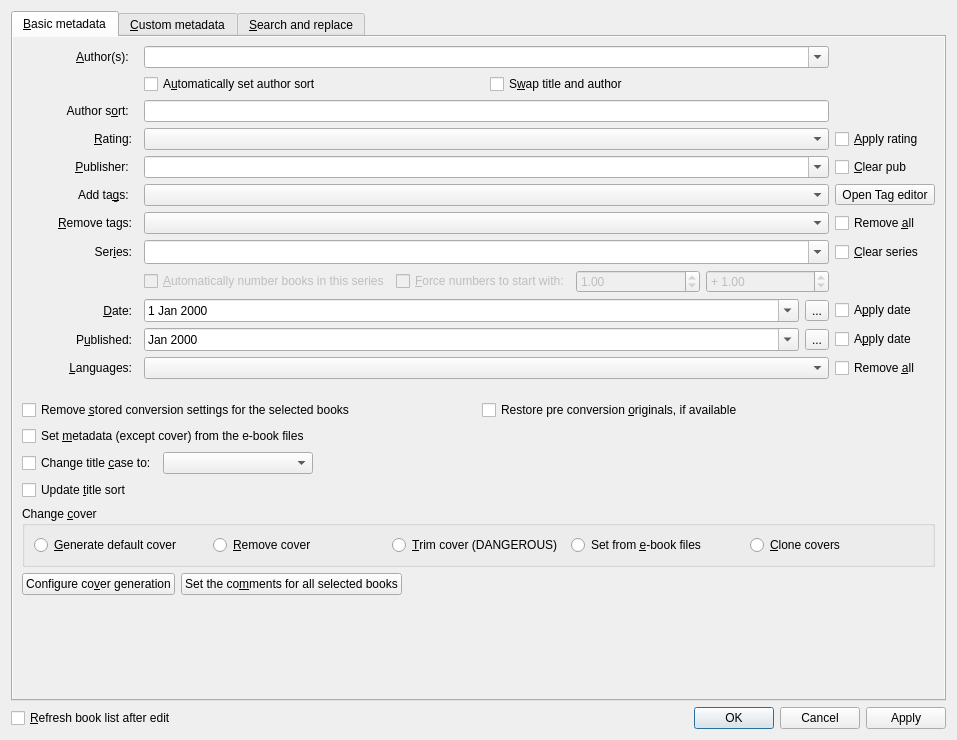
The window that src/calibre/gui2/dialogs/metadata_bulk.ui (debian-calibre/calibre) describes before a commit, drawn with Qt 5.
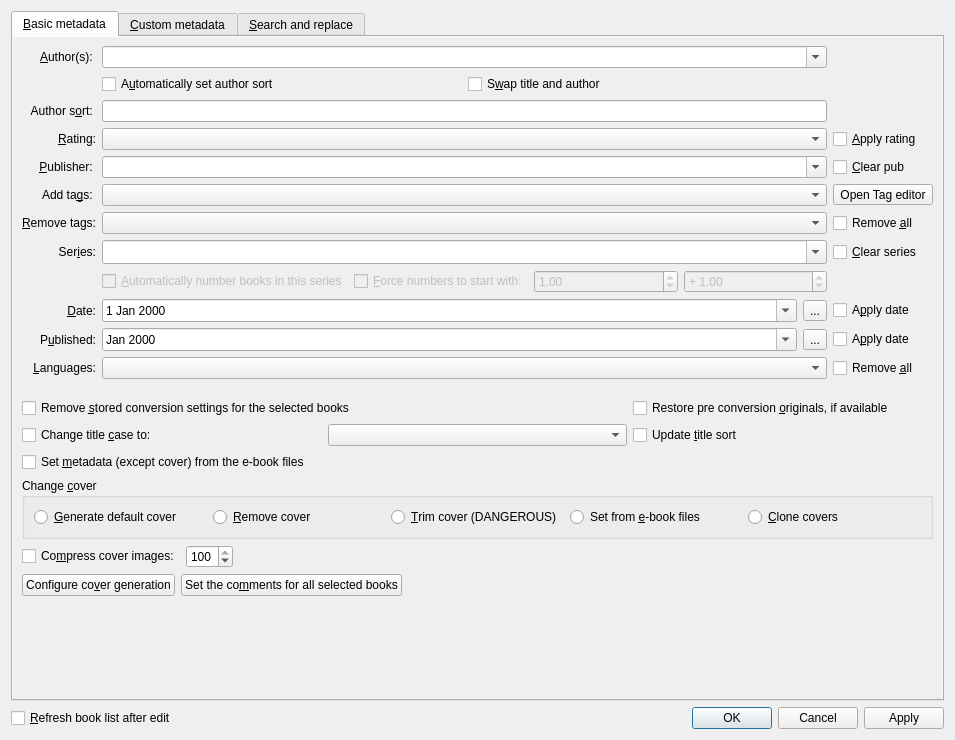
The same window after the commit. Icons and pictures are not drawn. Custom widgets are drawn as their Qt base class.

Diff of the .ui file:
```diff
--- a/src/calibre/gui2/dialogs/metadata_bulk.ui
+++ b/src/calibre/gui2/dialogs/metadata_bulk.ui
@@ -6,7 +6,7 @@
    <rect>
     <x>0</x>
     <y>0</y>
-    <width>957</width>
+    <width>955</width>
     <height>740</height>
    </rect>
   </property>
@@ -33,31 +33,39 @@
       <attribute name="title">
        <string>&amp;Basic metadata</string>
       </attribute>
-      <widget class="QWidget" name="tabWidgetPage1">
+      <widget class="QWidget" name="btab">
        <property name="geometry">
         <rect>
          <x>0</x>
          <y>0</y>
-         <width>935</width>
+         <width>933</width>
          <height>660</height>
         </rect>
        </property>
+       <layout class="QVBoxLayout" name="verticalLayout_4">
+        <item>
        <layout class="QGridLayout" name="gridLayout">
-        <item row="4" column="2">
-         <widget class="EditWithComplete" name="publisher">
+          <item row="0" column="0">
+           <widget class="QLabel" name="label_2">
+            <property name="text">
+             <string>&amp;Author(s): </string>
+            </property>
+            <property name="alignment">
+             <set>Qt::AlignRight|Qt::AlignTrailing|Qt::AlignVCenter</set>
+            </property>
+            <property name="buddy">
+             <cstring>authors</cstring>
+            </property>
+           </widget>
+          </item>
+          <item row="0" column="1">
+           <widget class="EditWithComplete" name="authors">
           <property name="editable">
            <bool>true</bool>
           </property>
          </widget>
         </item>
-        <item row="9" column="3">
-         <widget class="QCheckBox" name="apply_adddate">
-          <property name="text">
-           <string>A&amp;pply date</string>
-          </property>
-         </widget>
-        </item>
-        <item row="1" column="2">
+          <item row="1" column="1">
          <layout class="QHBoxLayout" name="horizontalLayout_2">
           <item>
            <widget class="QCheckBox" name="auto_author_sort">
@@ -81,121 +89,70 @@
           </item>
          </layout>
         </item>
-        <item row="16" column="0">
-         <widget class="QCheckBox" name="update_title_sort">
-          <property name="toolTip">
-           <string>Update title sort based on the current title. This will be applied only after other changes to title.</string>
-          </property>
+          <item row="2" column="0">
+           <widget class="QLabel" name="label_8">
           <property name="text">
-           <string>Update &amp;title sort</string>
-          </property>
-         </widget>
-        </item>
-        <item row="17" column="0" colspan="4">
-         <widget class="QGroupBox" name="groupBox">
-          <property name="title">
-           <string>Change &amp;cover</string>
-          </property>
-          <layout class="QHBoxLayout" name="horizontalLayout_9">
-           <item>
-            <widget class="QRadioButton" name="cover_generate">
-             <property name="text">
-              <string>&amp;Generate default cover</string>
+             <string>Author s&amp;ort: </string>
+            </property>
+            <property name="alignment">
+             <set>Qt::AlignRight|Qt::AlignTrailing|Qt::AlignVCenter</set>
+            </property>
+            <property name="buddy">
+             <cstring>author_sort</cstring>
              </property>
             </widget>
            </item>
-           <item>
-            <widget class="QRadioButton" name="cover_remove">
-             <property name="text">
-              <string>&amp;Remove cover</string>
-             </property>
-            </widget>
-           </item>
-           <item>
-            <widget class="QRadioButton" name="cover_trim">
+          <item row="2" column="1">
+           <widget class="EnLineEdit" name="author_sort">
              <property name="toolTip">
-              <string>Try to automatically detect and remove borders and extra space
- from the edges of cover images. This can sometimes remove too
- much, so use with care.</string>
-             </property>
-             <property name="text">
-              <string>&amp;Trim cover (DANGEROUS)</string>
-             </property>
-            </widget>
-           </item>
-           <item>
-            <widget class="QRadioButton" name="cover_from_fmt">
+             <string>Specify how the author(s) of this book should be sorted. For example Charles Dickens should be sorted as Dickens, Charles.</string>
+            </property>
+           </widget>
+          </item>
+          <item row="3" column="0">
+           <widget class="QLabel" name="label_6">
              <property name="text">
-              <string>Set from &amp;e-book files</string>
-             </property>
-            </widget>
-           </item>
-           <item>
-            <widget class="QRadioButton" name="cover_clone">
-             <property name="toolTip">
-              <string>Set the covers of all selected books to be the same
-as that of the first selected book.</string>
-             </property>
-             <property name="text">
-              <string>&amp;Clone covers</string>
+             <string>&amp;Rating:</string>
+            </property>
+            <property name="alignment">
+             <set>Qt::AlignRight|Qt::AlignTrailing|Qt::AlignVCenter</set>
+            </property>
+            <property name="buddy">
+             <cstring>rating</cstring>
              </property>
             </widget>
            </item>
-          </layout>
-         </widget>
-        </item>
-        <item row="15" column="0" colspan="4">
-         <layout class="QHBoxLayout" name="horizontalLayout_3">
-          <item>
-           <widget class="QCheckBox" name="change_title_to_title_case">
-            <property name="toolTip">
-             <string>Force the title to be in title case. If both this and swap authors are checked,
-title and author are swapped before the title case is set</string>
-            </property>
+          <item row="3" column="1">
+           <widget class="RatingEditor" name="rating"/>
+          </item>
+          <item row="3" column="2">
+           <widget class="QCheckBox" name="apply_rating">
             <property name="text">
-             <string>Change title &amp;case to:</string>
+             <string>&amp;Apply rating</string>
             </property>
            </widget>
           </item>
-          <item>
-           <widget class="QComboBox" name="casing_algorithm">
-            <property name="minimumSize">
-             <size>
-              <width>150</width>
-              <height>0</height>
-             </size>
-            </property>
-           </widget>
-          </item>
-          <item>
-           <spacer name="horizontalSpacer">
-            <property name="orientation">
-             <enum>Qt::Horizontal</enum>
-            </property>
-            <property name="sizeHint" stdset="0">
-             <size>
-              <width>40</width>
-              <height>20</height>
-             </size>
-            </property>
-           </spacer>
-          </item>
-         </layout>
-        </item>
-        <item row="9" column="0">
-         <widget class="QLabel" name="label_10">
+          <item row="4" column="0">
+           <widget class="QLabel" name="label_3">
           <property name="text">
-           <string>&amp;Date:</string>
+             <string>&amp;Publisher: </string>
           </property>
           <property name="alignment">
            <set>Qt::AlignRight|Qt::AlignTrailing|Qt::AlignVCenter</set>
           </property>
           <property name="buddy">
-           <cstring>adddate</cstring>
+             <cstring>publisher</cstring>
           </property>
          </widget>
         </item>
-        <item row="4" column="3">
+          <item row="4" column="1">
+           <widget class="EditWithComplete" name="publisher">
+            <property name="editable">
+             <bool>true</bool>
+            </property>
+           </widget>
+          </item>
+          <item row="4" column="2">
          <widget class="QCheckBox" name="clear_pub">
           <property name="toolTip">
            <string>If checked, the publisher will be cleared</string>
@@ -205,20 +162,125 @@
           </property>
          </widget>
         </item>
-        <item row="10" column="0">
-         <widget class="QLabel" name="label_9">
+          <item row="5" column="0">
+           <widget class="QLabel" name="label_4">
           <property name="text">
-           <string>P&amp;ublished:</string>
+             <string>Add ta&amp;gs: </string>
           </property>
           <property name="alignment">
            <set>Qt::AlignRight|Qt::AlignTrailing|Qt::AlignVCenter</set>
           </property>
           <property name="buddy">
-           <cstring>pubdate</cstring>
+             <cstring>tags</cstring>
           </property>
          </widget>
         </item>
-        <item row="8" column="2">
+          <item row="5" column="1">
+           <widget class="EditWithComplete" name="tags">
+            <property name="toolTip">
+             <string>Tags categorize the book. This is particularly useful while searching. &lt;br&gt;&lt;br&gt;They can be any words or phrases, separated by commas.</string>
+            </property>
+           </widget>
+          </item>
+          <item row="5" column="2">
+           <widget class="QToolButton" name="tag_editor_button">
+            <property name="toolTip">
+             <string>Open Tag editor</string>
+            </property>
+            <property name="text">
+             <string>Open Tag editor</string>
+            </property>
+            <property name="icon">
+             <iconset resource="../../../../resources/images.qrc">
+              <normaloff>:/images/chapters.png</normaloff>:/images/chapters.png</iconset>
+            </property>
+           </widget>
+          </item>
+          <item row="6" column="0">
+           <widget class="QLabel" name="label">
+            <property name="text">
+             <string>&amp;Remove tags:</string>
+            </property>
+            <property name="alignment">
+             <set>Qt::AlignRight|Qt::AlignTrailing|Qt::AlignVCenter</set>
+            </property>
+            <property name="buddy">
+             <cstring>remove_tags</cstring>
+            </property>
+           </widget>
+          </item>
+          <item row="6" column="1">
+           <widget class="EditWithComplete" name="remove_tags">
+            <property name="toolTip">
+             <string>Comma separated list of tags to remove from the books. </string>
+            </property>
+           </widget>
+          </item>
+          <item row="6" column="2">
+           <widget class="QCheckBox" name="remove_all_tags">
+            <property name="toolTip">
+             <string>Check this box to remove all tags from the books.</string>
+            </property>
+            <property name="text">
+             <string>Remove &amp;all</string>
+            </property>
+           </widget>
+          </item>
+          <item row="7" column="0">
+           <widget class="QLabel" name="label_7">
+            <property name="text">
+             <string>Ser&amp;ies:</string>
+            </property>
+            <property name="textFormat">
+             <enum>Qt::PlainText</enum>
+            </property>
+            <property name="alignment">
+             <set>Qt::AlignRight|Qt::AlignTrailing|Qt::AlignVCenter</set>
+            </property>
+            <property name="buddy">
+             <cstring>series</cstring>
+            </property>
+           </widget>
+          </item>
+          <item row="7" column="1">
+           <widget class="EditWithComplete" name="series">
+            <property name="sizePolicy">
+             <sizepolicy hsizetype="Preferred" vsizetype="Fixed">
+              <horstretch>0</horstretch>
+              <verstretch>0</verstretch>
+             </sizepolicy>
+            </property>
+            <property name="toolTip">
+             <string>List of known series. You can add new series.</string>
+            </property>
+            <property name="whatsThis">
+             <string>List of known series. You can add new series.</string>
+            </property>
+            <property name="editable">
+             <bool>true</bool>
+            </property>
+            <property name="insertPolicy">
+             <enum>QComboBox::InsertAlphabetically</enum>
+            </property>
+            <property name="sizeAdjustPolicy">
+             <enum>QComboBox::AdjustToMinimumContentsLengthWithIcon</enum>
+            </property>
+            <property name="minimumContentsLength">
+             <number>40</number>
+            </property>
+           </widget>
+          </item>
+          <item row="7" column="2">
+           <widget class="QCheckBox" name="clear_series">
+            <property name="toolTip">
+             <string>If checked, the series will be cleared</string>
+            </property>
+            <property name="text">
+             <string>&amp;Clear series</string>
+            </property>
+           </widget>
+          </item>
+          <item row="8" column="1">
          <layout class="QHBoxLayout" name="HLayout_3">
           <item>
            <widget class="QCheckBox" name="autonumber_series">
@@ -291,104 +353,65 @@
           </item>
          </layout>
         </item>
-        <item row="7" column="3">
-         <widget class="QCheckBox" name="clear_series">
-          <property name="toolTip">
-           <string>If checked, the series will be cleared</string>
-          </property>
+          <item row="9" column="0">
+           <widget class="QLabel" name="label_10">
           <property name="text">
-           <string>&amp;Clear series</string>
-          </property>
-         </widget>
-        </item>
-        <item row="18" column="0" colspan="4">
-         <layout class="QHBoxLayout" name="horizontalLayout">
-          <item>
-           <widget class="QPushButton" name="button_config_cover_gen">
-            <property name="toolTip">
-             <string>Control how the default generated covers are created</string>
+             <string>&amp;Date:</string>
+            </property>
+            <property name="alignment">
+             <set>Qt::AlignRight|Qt::AlignTrailing|Qt::AlignVCenter</set>
             </property>
-            <property name="text">
-             <string>Configure co&amp;ver generation</string>
+            <property name="buddy">
+             <cstring>adddate</cstring>
             </property>
            </widget>
           </item>
+          <item row="9" column="1">
+           <layout class="QHBoxLayout" name="horizontalLayout_5">
           <item>
-           <widget class="QPushButton" name="comments_button">
-            <property name="sizePolicy">
-             <sizepolicy hsizetype="Maximum" vsizetype="Fixed">
-              <horstretch>0</horstretch>
-              <verstretch>0</verstretch>
-             </sizepolicy>
-            </property>
-            <property name="text">
-             <string>Set the co&amp;mments for all selected books</string>
+             <widget class="DateTimeEdit" name="adddate">
+              <property name="displayFormat">
+               <string>d MMM yyyy</string>
+              </property>
+              <property name="calendarPopup">
+               <bool>true</bool>
             </property>
            </widget>
           </item>
           <item>
-           <spacer name="horizontalSpacer_5">
-            <property name="orientation">
-             <enum>Qt::Horizontal</enum>
-            </property>
-            <property name="sizeHint" stdset="0">
-             <size>
-              <width>40</width>
-              <height>20</height>
-             </size>
-            </property>
-           </spacer>
+             <widget class="QToolButton" name="clear_adddate_button">
+              <property name="text">
+               <string>...</string>
+              </property>
+              <property name="icon">
+               <iconset resource="../../../../resources/images.qrc">
+                <normaloff>:/images/trash.png</normaloff>:/images/trash.png</iconset>
+              </property>
+             </widget>
           </item>
          </layout>
         </item>
-        <item row="6" column="0">
-         <widget class="QLabel" name="label">
+          <item row="9" column="2">
+           <widget class="QCheckBox" name="apply_adddate">
           <property name="text">
-           <string>&amp;Remove tags:</string>
-          </property>
-          <property name="alignment">
-           <set>Qt::AlignRight|Qt::AlignTrailing|Qt::AlignVCenter</set>
-          </property>
-          <property name="buddy">
-           <cstring>remove_tags</cstring>
-          </property>
-         </widget>
-        </item>
-        <item row="11" column="3">
-         <widget class="QCheckBox" name="clear_languages">
+             <string>A&amp;pply date</string>
+            </property>
+           </widget>
+          </item>
+          <item row="10" column="0">
+           <widget class="QLabel" name="label_9">
           <property name="text">
-           <string>Remove &amp;all</string>
-          </property>
-         </widget>
-        </item>
-        <item row="5" column="0">
-         <widget class="QLabel" name="label_4">
-          <property name="text">
-           <string>Add ta&amp;gs: </string>
-          </property>
+             <string>P&amp;ublished:</string>
+            </property>
           <property name="alignment">
            <set>Qt::AlignRight|Qt::AlignTrailing|Qt::AlignVCenter</set>
           </property>
           <property name="buddy">
-           <cstring>tags</cstring>
+             <cstring>pubdate</cstring>
           </property>
          </widget>
         </item>
-        <item row="2" column="2">
-         <widget class="EnLineEdit" name="author_sort">
-          <property name="toolTip">
-           <string>Specify how the author(s) of this book should be sorted. For example Charles Dickens should be sorted as Dickens, Charles.</string>
-          </property>
-         </widget>
-        </item>
-        <item row="3" column="3">
-         <widget class="QCheckBox" name="apply_rating">
-          <property name="text">
-           <string>&amp;Apply rating</string>
-          </property>
-         </widget>
-        </item>
-        <item row="10" column="2">
+          <item row="10" column="1">
          <layout class="QHBoxLayout" name="horizontalLayout_4">
           <item>
            <widget class="DateTimeEdit" name="pubdate">
@@ -416,47 +439,13 @@
           </item>
          </layout>
         </item>
-        <item row="11" column="2">
-         <widget class="LanguagesEdit" name="languages"/>
-        </item>
-        <item row="0" column="0">
-         <widget class="QLabel" name="label_2">
+          <item row="10" column="2">
+           <widget class="QCheckBox" name="apply_pubdate">
           <property name="text">
-           <string>&amp;Author(s): </string>
-          </property>
-          <property name="alignment">
-           <set>Qt::AlignRight|Qt::AlignTrailing|Qt::AlignVCenter</set>
-          </property>
-          <property name="buddy">
-           <cstring>authors</cstring>
-          </property>
-         </widget>
-        </item>
-        <item row="9" column="2">
-         <layout class="QHBoxLayout" name="horizontalLayout_5">
-          <item>
-           <widget class="DateTimeEdit" name="adddate">
-            <property name="displayFormat">
-             <string>d MMM yyyy</string>
-            </property>
-            <property name="calendarPopup">
-             <bool>true</bool>
-            </property>
-           </widget>
-          </item>
-          <item>
-           <widget class="QToolButton" name="clear_adddate_button">
-            <property name="text">
-             <string>...</string>
-            </property>
-            <property name="icon">
-             <iconset resource="../../../../resources/images.qrc">
-              <normaloff>:/images/trash.png</normaloff>:/images/trash.png</iconset>
-            </property>
-           </widget>
-          </item>
-         </layout>
-        </item>
+             <string>A&amp;pply date</string>
+            </property>
+           </widget>
+          </item>
         <item row="11" column="0">
          <widget class="QLabel" name="label_11">
           <property name="text">
@@ -470,57 +459,19 @@
           </property>
          </widget>
         </item>
-        <item row="4" column="0">
-         <widget class="QLabel" name="label_3">
-          <property name="text">
-           <string>&amp;Publisher: </string>
-          </property>
-          <property name="alignment">
-           <set>Qt::AlignRight|Qt::AlignTrailing|Qt::AlignVCenter</set>
-          </property>
-          <property name="buddy">
-           <cstring>publisher</cstring>
-          </property>
-         </widget>
-        </item>
-        <item row="19" column="0">
-         <spacer name="verticalSpacer_2">
-          <property name="orientation">
-           <enum>Qt::Vertical</enum>
-          </property>
-          <property name="sizeHint" stdset="0">
-           <size>
-            <width>20</width>
-            <height>40</height>
-           </size>
-          </property>
-         </spacer>
-        </item>
-        <item row="6" column="2">
-         <widget class="EditWithComplete" name="remove_tags">
-          <property name="toolTip">
-           <string>Comma separated list of tags to remove from the books. </string>
-          </property>
-         </widget>
-        </item>
-        <item row="5" column="3">
-         <widget class="QToolButton" name="tag_editor_button">
-          <property name="toolTip">
-           <string>Open Tag editor</string>
-          </property>
+          <item row="11" column="1">
+           <widget class="LanguagesEdit" name="languages"/>
+          </item>
+          <item row="11" column="2">
+           <widget class="QCheckBox" name="clear_languages">
           <property name="text">
-           <string>Open Tag editor</string>
-          </property>
-          <property name="icon">
-           <iconset resource="../../../../resources/images.qrc">
-            <normaloff>:/images/chapters.png</normaloff>:/images/chapters.png</iconset>
-          </property>
-         </widget>
-        </item>
-        <item row="3" column="2">
-         <widget class="RatingEditor" name="rating"/>
+             <string>Remove &amp;all</string>
+            </property>
+           </widget>
+          </item>
+         </layout>
         </item>
-        <item row="12" column="0">
+        <item>
          <spacer name="verticalSpacer">
           <property name="orientation">
            <enum>Qt::Vertical</enum>
@@ -530,96 +481,15 @@
           </property>
           <property name="sizeHint" stdset="0">
            <size>
-            <width>20</width>
-            <height>15</height>
+            <width>17</width>
+            <height>13</height>
            </size>
           </property>
          </spacer>
         </item>
-        <item row="5" column="2">
-         <widget class="EditWithComplete" name="tags">
-          <property name="toolTip">
-           <string>Tags categorize the book. This is particularly useful while searching. &lt;br&gt;&lt;br&gt;They can be any words or phrases, separated by commas.</string>
-          </property>
-         </widget>
-        </item>
-        <item row="2" column="0">
-         <widget class="QLabel" name="label_8">
-          <property name="text">
-           <string>Author s&amp;ort: </string>
-          </property>
-          <property name="alignment">
-           <set>Qt::AlignRight|Qt::AlignTrailing|Qt::AlignVCenter</set>
-          </property>
-          <property name="buddy">
-           <cstring>author_sort</cstring>
-          </property>
-         </widget>
-        </item>
-        <item row="7" column="2">
-         <widget class="EditWithComplete" name="series">
-          <property name="sizePolicy">
-           <sizepolicy hsizetype="Preferred" vsizetype="Fixed">
-            <horstretch>0</horstretch>
-            <verstretch>0</verstretch>
-           </sizepolicy>
-          </property>
-          <property name="toolTip">
-           <string>List of known series. You can add new series.</string>
-          </property>
-          <property name="whatsThis">
-           <string>List of known series. You can add new series.</string>
-          </property>
-          <property name="editable">
-           <bool>true</bool>
-          </property>
-          <property name="insertPolicy">
-           <enum>QComboBox::InsertAlphabetically</enum>
-          </property>
-          <property name="sizeAdjustPolicy">
-           <enum>QComboBox::AdjustToMinimumContentsLengthWithIcon</enum>
-          </property>
-          <property name="minimumContentsLength">
-           <number>40</number>
-          </property>
-         </widget>
-        </item>
-        <item row="10" column="3">
-         <widget class="QCheckBox" name="apply_pubdate">
-          <property name="text">
-           <string>A&amp;pply date</string>
-          </property>
-         </widget>
-        </item>
-        <item row="14" column="0" colspan="4">
-         <widget class="QCheckBox" name="read_file_metadata">
-          <property name="toolTip">
-           <string>Set the metadata in calibre from the metadata in the e-book files associated with each book. Note that this does not change the cover, for that, use the separate option below.</string>
-          </property>
-          <property name="text">
-           <string>Set &amp;metadata (except cover) from the e-book files</string>
-          </property>
-         </widget>
-        </item>
-        <item row="7" column="0">
-         <widget class="QLabel" name="label_7">
-          <property name="text">
-           <string>Ser&amp;ies:</string>
-          </property>
-          <property name="textFormat">
-           <enum>Qt::PlainText</enum>
-          </property>
-          <property name="alignment">
-           <set>Qt::AlignRight|Qt::AlignTrailing|Qt::AlignVCenter</set>
-          </property>
-          <property name="buddy">
-           <cstring>series</cstring>
-          </property>
-         </widget>
-        </item>
-        <item row="13" column="0" colspan="4">
-         <layout class="QHBoxLayout" name="horizontalLayout_7">
           <item>
+         <layout class="QGridLayout" name="gridLayout_2">
+          <item row="0" column="0" colspan="2">
            <widget class="QCheckBox" name="remove_conversion_settings">
             <property name="toolTip">
              <string>Remove stored conversion settings for the selected books.
@@ -631,7 +501,7 @@
             </property>
            </widget>
           </item>
-          <item>
+          <item row="0" column="2">
            <widget class="QCheckBox" name="restore_original">
             <property name="toolTip">
              <string>When doing a same format to same format conversion,
@@ -645,37 +515,209 @@
             </property>
            </widget>
           </item>
+          <item row="1" column="0">
+           <widget class="QCheckBox" name="change_title_to_title_case">
+            <property name="toolTip">
+             <string>Force the title to be in title case. If both this and swap authors are checked,
+title and author are swapped before the title case is set</string>
+            </property>
+            <property name="text">
+             <string>Change title &amp;case to:</string>
+            </property>
+           </widget>
+          </item>
+          <item row="1" column="1">
+           <widget class="QComboBox" name="casing_algorithm">
+            <property name="minimumSize">
+             <size>
+              <width>150</width>
+              <height>0</height>
+             </size>
+            </property>
+           </widget>
+          </item>
+          <item row="1" column="2">
+           <widget class="QCheckBox" name="update_title_sort">
+            <property name="toolTip">
+             <string>Update title sort based on the current title. This will be applied only after other changes to title.</string>
+            </property>
+            <property name="text">
+             <string>Update &amp;title sort</string>
+            </property>
+           </widget>
+          </item>
          </layout>
         </item>
-        <item row="6" column="3">
-         <widget class="QCheckBox" name="remove_all_tags">
+        <item>
+         <widget class="QCheckBox" name="read_file_metadata">
           <property name="toolTip">
-           <string>Check this box to remove all tags from the books.</string>
+           <string>Set the metadata in calibre from the metadata in the e-book files associated with each book. Note that this does not change the cover, for that, use the separate option below.</string>
           </property>
           <property name="text">
-           <string>Remove &amp;all</string>
+           <string>Set &amp;metadata (except cover) from the e-book files</string>
           </property>
          </widget>
         </item>
-        <item row="0" column="2">
-         <widget class="EditWithComplete" name="authors">
-          <property name="editable">
-           <bool>true</bool>
+        <item>
+         <widget class="QGroupBox" name="groupBox">
+          <property name="title">
+           <string>Change &amp;cover</string>
           </property>
-         </widget>
-        </item>
-        <item row="3" column="0">
-         <widget class="QLabel" name="label_6">
+          <layout class="QHBoxLayout" name="horizontalLayout_9">
+           <item>
+            <widget class="QRadioButton" name="cover_generate">
+             <property name="text">
+              <string>&amp;Generate default cover</string>
+             </property>
+            </widget>
+           </item>
+           <item>
+            <widget class="QRadioButton" name="cover_remove">
           <property name="text">
-           <string>&amp;Rating:</string>
-          </property>
-          <property name="alignment">
-           <set>Qt::AlignRight|Qt::AlignTrailing|Qt::AlignVCenter</set>
-          </property>
-          <property name="buddy">
-           <cstring>rating</cstring>
-          </property>
-         </widget>
+              <string>&amp;Remove cover</string>
+             </property>
+            </widget>
+           </item>
+           <item>
+            <widget class="QRadioButton" name="cover_trim">
+             <property name="toolTip">
+              <string>Try to automatically detect and remove borders and extra space
+ from the edges of cover images. This can sometimes remove too
+ much, so use with care.</string>
+             </property>
+             <property name="text">
+              <string>&amp;Trim cover (DANGEROUS)</string>
+             </property>
+            </widget>
+           </item>
+           <item>
+            <widget class="QRadioButton" name="cover_from_fmt">
+             <property name="text">
+              <string>Set from &amp;e-book files</string>
+             </property>
+            </widget>
+           </item>
+           <item>
+            <widget class="QRadioButton" name="cover_clone">
+             <property name="toolTip">
+              <string>Set the covers of all selected books to be the same
+as that of the first selected book.</string>
+             </property>
+             <property name="text">
+              <string>&amp;Clone covers</string>
+             </property>
+            </widget>
+           </item>
+          </layout>
+         </widget>
+        </item>
+        <item>
+         <layout class="QHBoxLayout" name="horizontalLayout_3">
+          <item>
+           <widget class="QCheckBox" name="compress_cover_images">
+            <property name="sizePolicy">
+             <sizepolicy hsizetype="Maximum" vsizetype="Fixed">
+              <horstretch>0</horstretch>
+              <verstretch>0</verstretch>
+             </sizepolicy>
+            </property>
+            <property name="toolTip">
+             <string>&lt;p&gt;Compress cover images, if the quality is set to 100 compression is lossless, otherwise it is lossy</string>
+            </property>
+            <property name="text">
+             <string>Co&amp;mpress cover images:</string>
+            </property>
+           </widget>
+          </item>
+          <item>
+           <widget class="QSpinBox" name="compress_quality">
+            <property name="sizePolicy">
+             <sizepolicy hsizetype="Maximum" vsizetype="Fixed">
+              <horstretch>0</horstretch>
+              <verstretch>0</verstretch>
+             </sizepolicy>
+            </property>
+            <property name="toolTip">
+             <string>&lt;p&gt;Cover image compression quality. If the quality is set to 100 compression is lossless, otherwise it is lossy</string>
+            </property>
+            <property name="minimum">
+             <number>10</number>
+            </property>
+            <property name="maximum">
+             <number>100</number>
+            </property>
+            <property name="value">
+             <number>100</number>
+            </property>
+           </widget>
+          </item>
+          <item>
+           <spacer name="horizontalSpacer">
+            <property name="orientation">
+             <enum>Qt::Horizontal</enum>
+            </property>
+            <property name="sizeHint" stdset="0">
+             <size>
+              <width>40</width>
+              <height>20</height>
+             </size>
+            </property>
+           </spacer>
+          </item>
+         </layout>
+        </item>
+        <item>
+         <layout class="QHBoxLayout" name="horizontalLayout">
+          <item>
+           <widget class="QPushButton" name="button_config_cover_gen">
+            <property name="toolTip">
+             <string>Control how the default generated covers are created</string>
+            </property>
+            <property name="text">
+             <string>Configure co&amp;ver generation</string>
+            </property>
+           </widget>
+          </item>
+          <item>
+           <widget class="QPushButton" name="comments_button">
+            <property name="sizePolicy">
+             <sizepolicy hsizetype="Maximum" vsizetype="Fixed">
+              <horstretch>0</horstretch>
+              <verstretch>0</verstretch>
+             </sizepolicy>
+            </property>
+            <property name="text">
+             <string>Set the co&amp;mments for all selected books</string>
+            </property>
+           </widget>
+          </item>
+          <item>
+           <spacer name="horizontalSpacer_5">
+            <property name="orientation">
+             <enum>Qt::Horizontal</enum>
+            </property>
+            <property name="sizeHint" stdset="0">
+             <size>
+              <width>40</width>
+              <height>20</height>
+             </size>
+            </property>
+           </spacer>
+          </item>
+         </layout>
+        </item>
+        <item>
+         <spacer name="verticalSpacer_2">
+          <property name="orientation">
+           <enum>Qt::Vertical</enum>
+          </property>
+          <property name="sizeHint" stdset="0">
+           <size>
+            <width>17</width>
+            <height>17</height>
+           </size>
+          </property>
+         </spacer>
         </item>
        </layout>
       </widget>
@@ -716,7 +758,7 @@
         <rect>
          <x>0</x>
          <y>0</y>
-         <width>804</width>
+         <width>777</width>
          <height>388</height>
         </rect>
        </property>
@@ -1195,7 +1237,7 @@
             <rect>
              <x>0</x>
              <y>0</y>
-             <width>203</width>
+             <width>745</width>
              <height>70</height>
             </rect>
            </property>
```
Left out of the diff: 2 changed lines with no effect on the pictures. Lines whose indentation alone changed are shown as unchanged.
